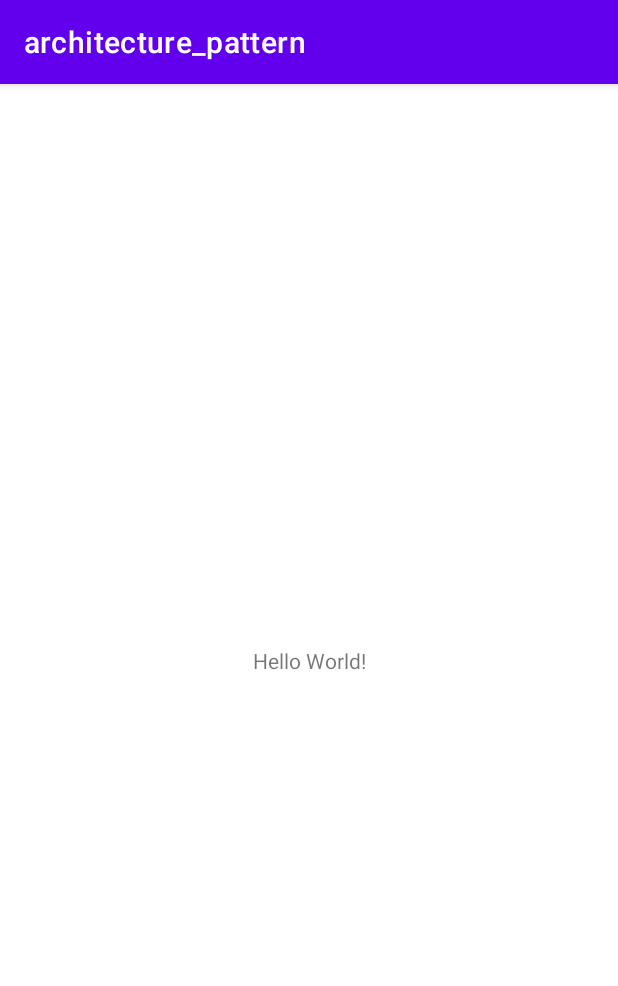
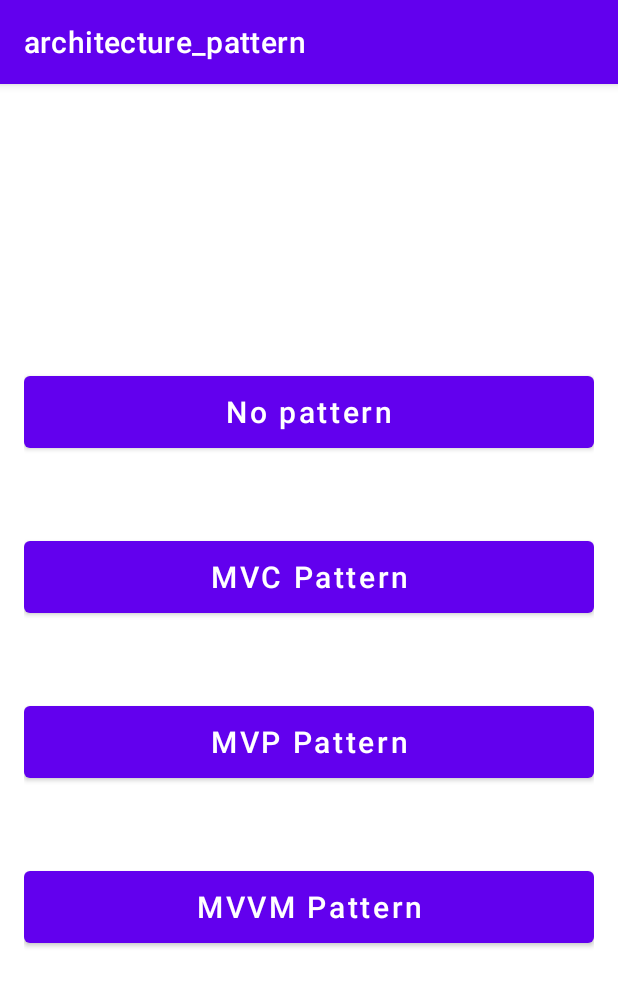
Before and after one commit to rudxo93/Kotlin_ex_ArchitecturePattern, an Android app: the screen it shows after launch (MainActivity), on a phone screen of 412 x 824 dp. Shown: the top 986 px of the screen. Run offline under Robolectric (Android 15) with nearby library versions, the phone set to English and light mode, and no system bars.

Commit message:
예제에 사용할 코드 구현

```diff
--- a/app/build.gradle
+++ b/app/build.gradle
@@ -29,6 +29,10 @@ android {
     kotlinOptions {
         jvmTarget = '1.8'
     }
+    buildFeatures {
+        viewBinding true
+        dataBinding true
+    }
 }
 
 dependencies {
--- a/app/src/main/java/com/duran/architecture_pattern/MainActivity.kt
+++ b/app/src/main/java/com/duran/architecture_pattern/MainActivity.kt
@@ -1,11 +1,50 @@
 package com.duran.architecture_pattern
 
+import android.content.Intent
 import androidx.appcompat.app.AppCompatActivity
 import android.os.Bundle
+import android.view.View
+import com.duran.architecture_pattern.bare.BareLoginActivity
+import com.duran.architecture_pattern.databinding.ActivityMainBinding
+import com.duran.architecture_pattern.mvc.controller.MvcLoginActivity
+import com.duran.architecture_pattern.mvp.view.MvpLoginActivity
+import com.duran.architecture_pattern.mvvm.view.MvvmLoginActivity
 
-class MainActivity : AppCompatActivity() {
+class MainActivity : AppCompatActivity(), View.OnClickListener {
+    private val binding: ActivityMainBinding by lazy {
+        ActivityMainBinding.inflate(layoutInflater)
+    }
+
     override fun onCreate(savedInstanceState: Bundle?) {
         super.onCreate(savedInstanceState)
-        setContentView(R.layout.activity_main)
+        setContentView(binding.root)
+
+        binding.bareBtn.setOnClickListener(this)
+        binding.mvcBtn.setOnClickListener(this)
+        binding.mvpBtn.setOnClickListener(this)
+        binding.mvvmBtn.setOnClickListener(this)
+    }
+
+    override fun onClick(view: View) {
+        when (view.id) {
+            R.id.bare_btn -> {
+                val bareIntent = Intent(this, BareLoginActivity::class.java)
+                startActivity(bareIntent)
+            }
+
+            R.id.mvc_btn -> {
+                val mvcIntent = Intent(this, MvcLoginActivity::class.java)
+                startActivity(mvcIntent)
+            }
+            R.id.mvp_btn -> {
+                val mvpIntent = Intent(this, MvpLoginActivity::class.java)
+                startActivity(mvpIntent)
+            }
+            R.id.mvvm_btn -> {
+                val mvvmIntent = Intent(this, MvvmLoginActivity::class.java)
+                startActivity(mvvmIntent)
+            }
+            else -> {}
+        }
     }
 }
--- a/app/src/main/res/layout/activity_main.xml
+++ b/app/src/main/res/layout/activity_main.xml
@@ -1,18 +1,53 @@
 <?xml version="1.0" encoding="utf-8"?>
 <androidx.constraintlayout.widget.ConstraintLayout xmlns:android="http://schemas.android.com/apk/res/android"
-    xmlns:app="http://schemas.android.com/apk/res-auto"
     xmlns:tools="http://schemas.android.com/tools"
     android:layout_width="match_parent"
     android:layout_height="match_parent"
     tools:context=".MainActivity">
 
-    <TextView
-        android:layout_width="wrap_content"
-        android:layout_height="wrap_content"
-        android:text="Hello World!"
-        app:layout_constraintBottom_toBottomOf="parent"
-        app:layout_constraintEnd_toEndOf="parent"
-        app:layout_constraintStart_toStartOf="parent"
-        app:layout_constraintTop_toTopOf="parent" />
+    <LinearLayout
+        android:layout_width="match_parent"
+        android:layout_height="match_parent"
+        android:padding="16dp"
+        android:gravity="center"
+        android:orientation="vertical">
+
+        <Button
+            android:id="@+id/bare_btn"
+            android:layout_width="match_parent"
+            android:layout_height="60dp"
+            android:text="No pattern"
+            android:textAllCaps="false"
+            android:textSize="20dp" />
+
+        <Button
+            android:id="@+id/mvc_btn"
+            android:layout_width="match_parent"
+            android:layout_height="60dp"
+            android:layout_marginTop="50dp"
+            android:text="MVC Pattern"
+            android:textAllCaps="false"
+            android:textSize="20dp" />
+
+        <Button
+            android:id="@+id/mvp_btn"
+            android:layout_width="match_parent"
+            android:layout_height="60dp"
+            android:layout_marginTop="50dp"
+            android:text="MVP Pattern"
+            android:textAllCaps="false"
+            android:textSize="20dp" />
+
+        <Button
+            android:id="@+id/mvvm_btn"
+            android:layout_width="match_parent"
+            android:layout_height="60dp"
+            android:layout_marginTop="50dp"
+            android:text="MVVM Pattern"
+            android:textAllCaps="false"
+            android:textSize="20dp" />
+
+    </LinearLayout>
+
 
 </androidx.constraintlayout.widget.ConstraintLayout>
```
Also changed, not shown: app/src/main/AndroidManifest.xml (+12 -0 lines), app/src/main/java/com/duran/architecture_pattern/bare/BareLoginActivity.kt (added, +53 -0 lines), app/src/main/java/com/duran/architecture_pattern/mvc/controller/MvcLoginActivity.kt (added, +38 -0 lines), app/src/main/java/com/duran/architecture_pattern/mvc/model/User.kt (added, +22 -0 lines), app/src/main/java/com/duran/architecture_pattern/mvp/model/User.kt (added, +20 -0 lines), app/src/main/java/com/duran/architecture_pattern/mvp/presenter/LoginPresenter.kt (added, +9 -0 lines), app/src/main/java/com/duran/architecture_pattern/mvp/presenter/LoginPresenterImpl.kt (added, +20 -0 lines), app/src/main/java/com/duran/architecture_pattern/mvp/view/MvpLoginActivity.kt (added, +36 -0 lines), app/src/main/java/com/duran/architecture_pattern/mvp/view/MvpLoginView.kt (added, +8 -0 lines), app/src/main/java/com/duran/architecture_pattern/mvvm/model/User.kt (added, +20 -0 lines), app/src/main/java/com/duran/architecture_pattern/mvvm/view/MvvmLoginActivity.kt (added, +43 -0 lines), app/src/main/java/com/duran/architecture_pattern/mvvm/viewmodel/LoginViewModel.kt (added, +29 -0 lines), app/src/main/res/layout/activity_bare_login.xml (added, +24 -0 lines), app/src/main/res/layout/activity_mvc_login.xml (added, +24 -0 lines), 3 more files.
